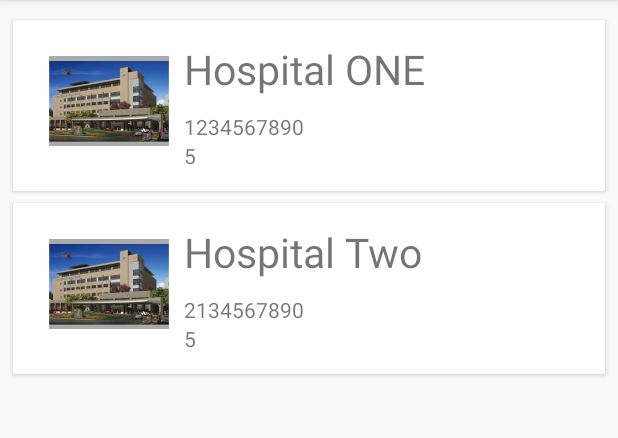
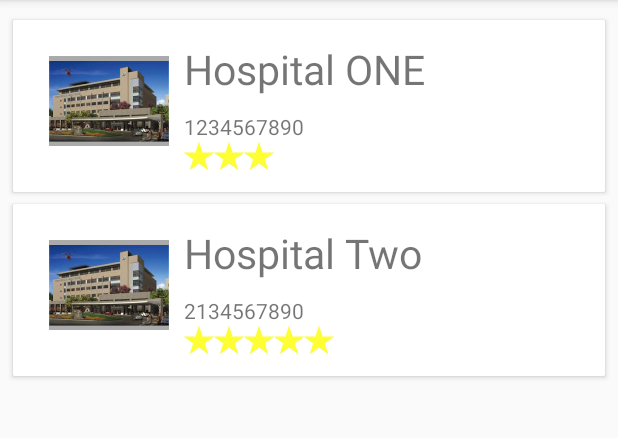
Before and after one commit to pkarira/Appointmate, an Android app: the HospitalList screen opened directly, with no data from a screen before it, on a phone screen of 412 x 824 dp, the part 84-522 px from its top. Run offline under Robolectric (Android 15) with nearby library versions, the phone set to English and light mode, and no system bars.

Commit message:
stars rating

```diff
--- a/app/src/main/AndroidManifest.xml
+++ b/app/src/main/AndroidManifest.xml
@@ -8,7 +8,7 @@
 
     <application
         android:allowBackup="true"
-        android:icon="@mipmap/ic_launcher"
+        android:icon="@drawable/icon"
         android:label="@string/app_name"
         android:supportsRtl="true"
         android:theme="@style/AppTheme">
--- a/app/src/main/java/com/example/thispc/appointmate/HospitalListAdapter.java
+++ b/app/src/main/java/com/example/thispc/appointmate/HospitalListAdapter.java
@@ -39,7 +39,37 @@ public class HospitalListAdapter extends RecyclerView.Adapter<HospitalListAdapte
         HospitalDetails hd = hospitalList.get(position);
         holder.vName.setText(hd.getName().toString());
         holder.vContact.setText(String.valueOf(hd.getContact()));
-        holder.vRating.setText(String.valueOf(hd.getRating()));
+       String s=String.valueOf(hd.getRating());
+        if(s.equals("1"))
+        {
+            holder.vImg1.setImageResource(R.drawable.star);
+        }
+        if(s.equals("2"))
+        {
+            holder.vImg1.setImageResource(R.drawable.star);
+            holder.vImg2.setImageResource(R.drawable.star);
+        }
+        if(s.equals("3"))
+        {
+            holder.vImg1.setImageResource(R.drawable.star);
+            holder.vImg2.setImageResource(R.drawable.star);
+            holder.vImg3.setImageResource(R.drawable.star);
+        }
+        if(s.equals("4"))
+        {
+            holder.vImg1.setImageResource(R.drawable.star);
+            holder.vImg2.setImageResource(R.drawable.star);
+            holder.vImg3.setImageResource(R.drawable.star);
+            holder.vImg4.setImageResource(R.drawable.star);
+        }
+        if(s.equals("5"))
+        {
+            holder.vImg1.setImageResource(R.drawable.star);
+            holder.vImg2.setImageResource(R.drawable.star);
+            holder.vImg3.setImageResource(R.drawable.star);
+            holder.vImg4.setImageResource(R.drawable.star);
+            holder.vImg5.setImageResource(R.drawable.star);
+        }
     }
 
     @Override
@@ -53,13 +83,24 @@ public class HospitalListAdapter extends RecyclerView.Adapter<HospitalListAdapte
         protected TextView vContact;
         protected TextView vRating;
         protected ImageView vImg;
+        protected ImageView vImg1;
+        protected ImageView vImg2;
+        protected ImageView vImg3;
+        protected ImageView vImg4;
+        protected ImageView vImg5;
 
         public ListViewHolder(View vi) {
             super(vi);
             vName = (TextView) vi.findViewById(R.id.txt_name_c);
             vContact = (TextView) vi.findViewById(R.id.txt_contact);
-            vRating = (TextView) vi.findViewById(R.id.txt_rating);
+
             vImg = (ImageView) vi.findViewById(R.id.img_c);
+            vImg1 = (ImageView) vi.findViewById(R.id.image1);
+            vImg2 = (ImageView) vi.findViewById(R.id.image2);
+            vImg3 = (ImageView) vi.findViewById(R.id.image3);
+            vImg4 = (ImageView) vi.findViewById(R.id.image4);
+            vImg5 = (ImageView) vi.findViewById(R.id.image5);
+
             vi.setOnClickListener(this);
         }
 
--- a/app/src/main/java/com/example/thispc/appointmate/MainActivity.java
+++ b/app/src/main/java/com/example/thispc/appointmate/MainActivity.java
@@ -56,7 +56,7 @@ public class MainActivity extends AppCompatActivity {
 
         dbh.clear();
 
-        HospitalDetails hd = new HospitalDetails(1,"Hospital ONE","#1234,ABC Road, LodaPur",1234567890,5);
+        HospitalDetails hd = new HospitalDetails(1,"Hospital ONE","#1234,ABC Road, LodaPur",1234567890,3);
         dbh.addHospital(hd);
         hd = new HospitalDetails(2,"Hospital Two","#1234,ABC Road, fsppur",2134567890,5);
         dbh.addHospital(hd);
--- a/app/src/main/res/layout/hospital_card_layout.xml
+++ b/app/src/main/res/layout/hospital_card_layout.xml
@@ -63,13 +63,27 @@
                 android:layout_height="wrap_content"
                 android:orientation="horizontal">
 
-                <TextView
-                    android:id="@+id/txt_rating"
-                    android:layout_width="match_parent"
-                    android:layout_height="wrap_content"
-                    android:layout_weight="1"
-                    android:text="Pref_Comp"
-                    android:textSize="14dp" />
+              <ImageView
+                  android:layout_width="20dp"
+                  android:layout_height="20dp"
+                  android:id="@+id/image1"/>
+                <ImageView
+                    android:layout_width="20dp"
+                    android:layout_height="20dp"
+                    android:id="@+id/image2"/>
+                <ImageView
+                    android:layout_width="20dp"
+                    android:layout_height="20dp"
+                    android:id="@+id/image3"/>
+                <ImageView
+                    android:layout_width="20dp"
+                    android:layout_height="20dp"
+                    android:id="@+id/image4"/>
+                <ImageView
+                    android:layout_width="20dp"
+                    android:layout_height="20dp"
+                    android:id="@+id/image5"/>
+
 
             </LinearLayout>
         </LinearLayout>
```
Also changed, not shown: app/src/main/res/drawable/icon.png (added), app/src/main/res/drawable/star.png (added).
